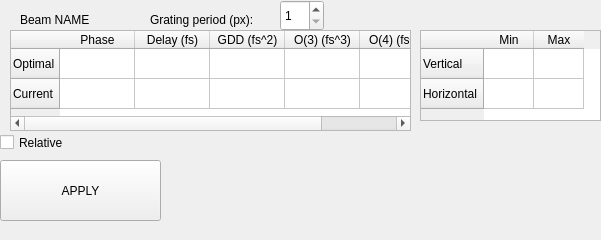
Before: the Qt Designer form src/GUI/beam_explorer.ui in SilvaScience/colberto, drawn with Qt 5.
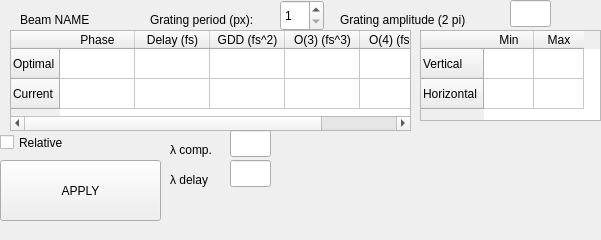
After: the same form once the commit is applied. Custom widgets are drawn as their Qt base class.

Commit message: WIP: implementing updating beam parameterswhen modified in the ui

What changed in the file:
```diff
--- a/src/GUI/beam_explorer.ui
+++ b/src/GUI/beam_explorer.ui
@@ -112,9 +112,9 @@
   <widget class="PlotWidget" name="beam_plot" native="true">
    <property name="geometry">
     <rect>
-     <x>170</x>
+     <x>310</x>
      <y>140</y>
-     <width>391</width>
+     <width>281</width>
      <height>81</height>
     </rect>
    </property>
@@ -181,6 +181,81 @@
     <number>999</number>
    </property>
   </widget>
+  <widget class="QLabel" name="grating_amplitude_label">
+   <property name="geometry">
+    <rect>
+     <x>340</x>
+     <y>10</y>
+     <width>161</width>
+     <height>19</height>
+    </rect>
+   </property>
+   <property name="text">
+    <string>Grating amplitude (2 pi)</string>
+   </property>
+  </widget>
+  <widget class="QLineEdit" name="grating_amplitude_lineedit">
+   <property name="geometry">
+    <rect>
+     <x>510</x>
+     <y>0</y>
+     <width>41</width>
+     <height>27</height>
+    </rect>
+   </property>
+  </widget>
+  <widget class="QLineEdit" name="lambda_comp_box">
+   <property name="geometry">
+    <rect>
+     <x>230</x>
+     <y>130</y>
+     <width>41</width>
+     <height>27</height>
+    </rect>
+   </property>
+   <property name="text">
+    <string/>
+   </property>
+  </widget>
+  <widget class="QLabel" name="lambda_comp_label">
+   <property name="geometry">
+    <rect>
+     <x>170</x>
+     <y>140</y>
+     <width>51</width>
+     <height>19</height>
+    </rect>
+   </property>
+   <property name="text">
+    <string>λ comp.</string>
+   </property>
+  </widget>
+  <widget class="QLabel" name="lambda_delay_label">
+   <property name="geometry">
+    <rect>
+     <x>170</x>
+     <y>170</y>
+     <width>51</width>
+     <height>19</height>
+    </rect>
+   </property>
+   <property name="text">
+    <string>λ delay</string>
+   </property>
+  </widget>
+  <widget class="QLineEdit" name="lambda_delay_box">
+   <property name="geometry">
+    <rect>
+     <x>230</x>
+     <y>160</y>
+     <width>41</width>
+     <height>27</height>
+    </rect>
+   </property>
+   <property name="text">
+    <string/>
+   </property>
+  </widget>
  </widget>
  <customwidgets>
   <customwidget>
```
The commit also changes 2 other files.
